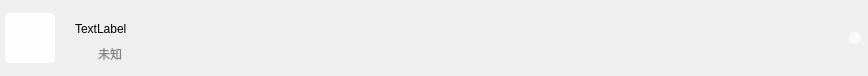
Qt form QtAdb/pagelistitem.ui (LapplandSP/QtAdb) before a commit.
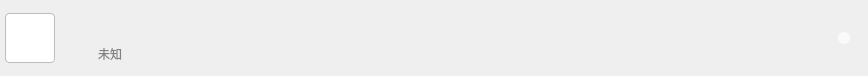
The same form after that commit. Icons and pictures are not drawn.

```diff
--- a/QtAdb/pagelistitem.ui
+++ b/QtAdb/pagelistitem.ui
@@ -30,7 +30,7 @@
     <number>0</number>
    </property>
    <property name="rightMargin">
-    <number>0</number>
+    <number>11</number>
    </property>
    <property name="bottomMargin">
     <number>0</number>
@@ -66,7 +66,7 @@
       <item>
        <widget class="QPushButton" name="pic">
         <property name="enabled">
-         <bool>false</bool>
+         <bool>true</bool>
         </property>
         <property name="minimumSize">
          <size>
@@ -84,7 +84,9 @@
          <cursorShape>OpenHandCursor</cursorShape>
         </property>
         <property name="styleSheet">
-         <string notr="true">QPushButton{background-color:rgba(255,255,255,0.9);border-radius:4px;border:0px;}/*
+         <string notr="true">QPushButton{background-color:rgba(255,255,255,1);border-radius:4px;border:1px solid #BDBDBD;}
+/*QPushButton{background-color:rgba(255,255,255,0.9);border-radius:4px;border:0px;}*/
+/*
 QPushButton:hover{background-color:rgba(255,255,255,0.7);}
 QPushButton:pressed{background-color:rgba(255,255,255,0.6);}*/</string>
         </property>
@@ -119,13 +121,16 @@
            </size>
           </property>
           <property name="font">
-           <font/>
+           <font>
+            <family>MiSans Normal</family>
+            <pointsize>11</pointsize>
+           </font>
           </property>
           <property name="styleSheet">
            <string notr="true">background-color: rgba(255, 255, 255, 0);</string>
           </property>
           <property name="text">
-           <string>TextLabel</string>
+           <string/>
           </property>
           <property name="alignment">
            <set>Qt::AlignBottom|Qt::AlignLeading|Qt::AlignLeft</set>
```
Left out of the diff: 8 changed lines with no effect on the pictures.
